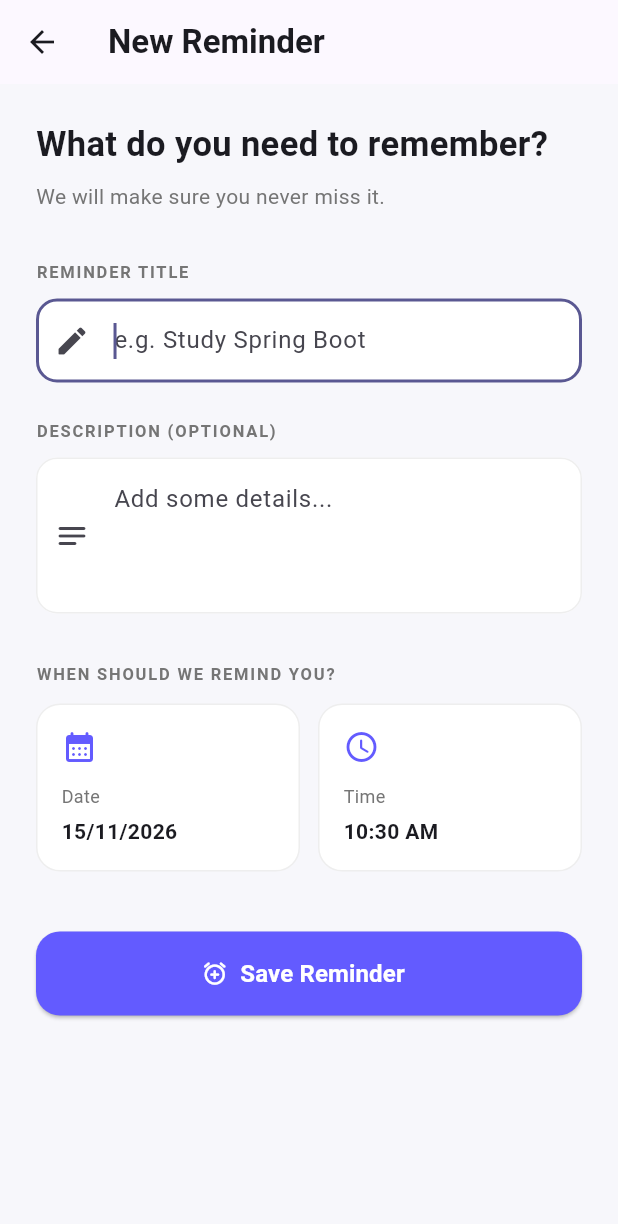
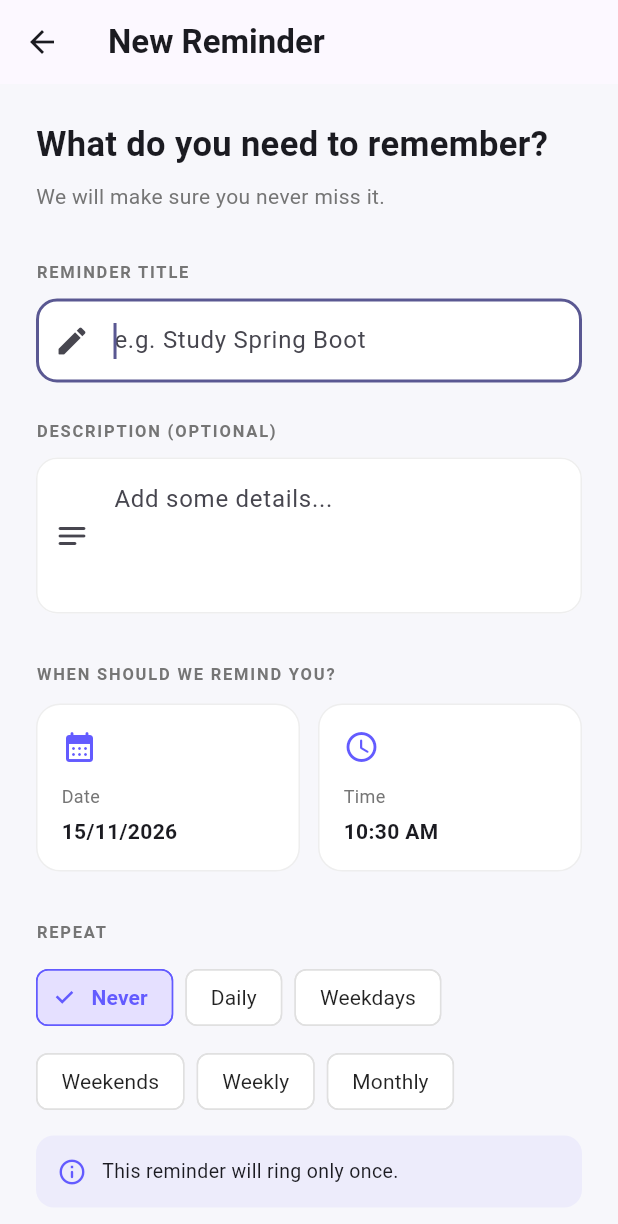
Before and after one commit to yashwanthN24/FlutterAppDevelopment, a Flutter app: the AddReminderPage screen opened directly, on a phone screen of 412 x 824 dp. Shown: the top 1224 px of the screen. Run offline on Flutter 3.47's test engine with Material 3 defaults, Android fonts, the phone set to English and light mode, and no system bars; our stand-ins replace flutter_riverpod, google_fonts, permission_handler, shared_preferences, transparent_image; missing offline and left inert: alarm; accounts and stored records are empty.

Commit message:
Added recurring remainder and alaram works even if app closed and calendar dates are also handeled well final v1 ready to release

```diff
--- a/never_miss_alerts/lib/features/reminders/data/models/remainder.dart
+++ b/never_miss_alerts/lib/features/reminders/data/models/remainder.dart
@@ -1,3 +1,4 @@
+enum ReminderRepeat { none, daily, weekdays, weekends, weekly, monthly }
 
 class Reminder {
   final int id;
@@ -5,6 +6,9 @@ class Reminder {
   final String description;
   final DateTime scheduledAt;
   final bool isCompleted;
+  final ReminderRepeat repeat;
+  final int? repeatWeekday;
+  final int? repeatDayOfMonth;
 
   const Reminder({
     required this.id,
@@ -12,6 +16,9 @@ class Reminder {
     required this.description,
     required this.scheduledAt,
     this.isCompleted = false,
+    this.repeat = ReminderRepeat.none,
+    this.repeatWeekday,
+    this.repeatDayOfMonth,
   });
 
   Reminder copyWith({
@@ -19,6 +26,9 @@ class Reminder {
     String? description,
     DateTime? scheduledAt,
     bool? isCompleted,
+    ReminderRepeat? repeat,
+    int? repeatWeekday,
+    int? repeatDayOfMonth,
   }) {
     return Reminder(
       id: id,
@@ -26,6 +36,9 @@ class Reminder {
       description: description ?? this.description,
       scheduledAt: scheduledAt ?? this.scheduledAt,
       isCompleted: isCompleted ?? this.isCompleted,
+      repeat: repeat ?? this.repeat,
+      repeatWeekday: repeatWeekday ?? this.repeatWeekday,
+      repeatDayOfMonth: repeatDayOfMonth ?? this.repeatDayOfMonth,
     );
   }
 
@@ -36,16 +49,31 @@ class Reminder {
       'description': description,
       'scheduledAt': scheduledAt.toIso8601String(),
       'isCompleted': isCompleted,
+      'repeat': repeat.name,
+      'repeatWeekday': repeatWeekday,
+      'repeatDayOfMonth': repeatDayOfMonth,
     };
   }
 
   factory Reminder.fromJson(Map<String, dynamic> json) {
+    final repeatName = json['repeat'] as String?;
+
+    final repeat = ReminderRepeat.values.firstWhere(
+      (value) => value.name == repeatName,
+      orElse: () => ReminderRepeat.none,
+    );
+
+    final scheduledAt = DateTime.parse(json['scheduledAt'] as String);
+
     return Reminder(
       id: json['id'] as int,
       title: json['title'] as String,
       description: json['description'] as String,
-      scheduledAt: DateTime.parse(json['scheduledAt'] as String),
+      scheduledAt: scheduledAt,
       isCompleted: json['isCompleted'] as bool? ?? false,
+      repeat: repeat,
+      repeatWeekday: json['repeatWeekday'] as int?,
+      repeatDayOfMonth: json['repeatDayOfMonth'] as int? ?? scheduledAt.day,
     );
   }
 }
--- a/never_miss_alerts/lib/features/reminders/presentation/pages/add_reminder_page.dart
+++ b/never_miss_alerts/lib/features/reminders/presentation/pages/add_reminder_page.dart
@@ -16,6 +16,10 @@ class _AddReminderPageState extends State<AddReminderPage> {
   DateTime _selectedDate = DateTime.now();
   TimeOfDay _selectedTime = TimeOfDay.now();
 
+  ReminderRepeat _selectedRepeat = ReminderRepeat.none;
+
+  static const Color primaryColor = Color(0xFF635BFF);
+
   @override
   void dispose() {
     _titleController.dispose();
@@ -26,7 +30,9 @@ class _AddReminderPageState extends State<AddReminderPage> {
   Future<void> _pickDate() async {
     final date = await showDatePicker(
       context: context,
-      initialDate: _selectedDate,
+      initialDate: _selectedDate.isBefore(DateTime.now())
+          ? DateTime.now()
+          : _selectedDate,
       firstDate: DateTime.now(),
       lastDate: DateTime(2100),
     );
@@ -73,6 +79,13 @@ class _AddReminderPageState extends State<AddReminderPage> {
       title: title,
       description: _descriptionController.text.trim(),
       scheduledAt: scheduledAt,
+      repeat: _selectedRepeat,
+      repeatWeekday: _selectedRepeat == ReminderRepeat.weekly
+          ? scheduledAt.weekday
+          : null,
+      repeatDayOfMonth: _selectedRepeat == ReminderRepeat.monthly
+          ? scheduledAt.day
+          : null,
     );
 
     Navigator.pop(context, reminder);
@@ -81,6 +94,54 @@ class _AddReminderPageState extends State<AddReminderPage> {
   void _showError(String message) {
     ScaffoldMessenger.of(context)
         .showSnackBar(SnackBar(content: Text(message)));
+  }
+
+  String _repeatDescription() {
+    switch (_selectedRepeat) {
+      case ReminderRepeat.none:
+        return 'This reminder will ring only once.';
+      case ReminderRepeat.daily:
+        return 'Repeats every day at the selected time.';
+      case ReminderRepeat.weekdays:
+        return 'Repeats Monday through Friday.';
+      case ReminderRepeat.weekends:
+        return 'Repeats every Saturday and Sunday.';
+      case ReminderRepeat.weekly:
+        return 'Repeats every ${_weekdayName(_selectedDate.weekday)}.';
+      case ReminderRepeat.monthly:
+        return 'Repeats on day ${_selectedDate.day} of each month.';
+    }
+  }
+
+  String _weekdayName(int weekday) {
+    const days = [
+      'Monday',
+      'Tuesday',
+      'Wednesday',
+      'Thursday',
+      'Friday',
+      'Saturday',
+      'Sunday',
+    ];
+
+    return days[weekday - 1];
+  }
+
+  String _repeatLabel(ReminderRepeat repeat) {
+    switch (repeat) {
+      case ReminderRepeat.none:
+        return 'Never';
+      case ReminderRepeat.daily:
+        return 'Daily';
+      case ReminderRepeat.weekdays:
+        return 'Weekdays';
+      case ReminderRepeat.weekends:
+        return 'Weekends';
+      case ReminderRepeat.weekly:
+        return 'Weekly';
+      case ReminderRepeat.monthly:
+        return 'Monthly';
+    }
   }
 
   @override
@@ -101,19 +162,15 @@ class _AddReminderPageState extends State<AddReminderPage> {
               'What do you need to remember?',
               style: TextStyle(fontSize: 23, fontWeight: FontWeight.bold),
             ),
-
             const SizedBox(height: 8),
-
             Text(
               'We will make sure you never miss it.',
               style: TextStyle(color: Colors.grey.shade600),
             ),
-
             const SizedBox(height: 32),
 
             _sectionLabel('REMINDER TITLE'),
             const SizedBox(height: 10),
-
             TextField(
               controller: _titleController,
               autofocus: true,
@@ -127,7 +184,6 @@ class _AddReminderPageState extends State<AddReminderPage> {
 
             _sectionLabel('DESCRIPTION (OPTIONAL)'),
             const SizedBox(height: 10),
-
             TextField(
               controller: _descriptionController,
               maxLines: 3,
@@ -165,6 +221,65 @@ class _AddReminderPageState extends State<AddReminderPage> {
               ],
             ),
 
+            const SizedBox(height: 32),
+
+            _sectionLabel('REPEAT'),
+            const SizedBox(height: 12),
+
+            Wrap(
+              spacing: 8,
+              runSpacing: 8,
+              children: ReminderRepeat.values.map((repeat) {
+                final selected = _selectedRepeat == repeat;
+
+                return ChoiceChip(
+                  label: Text(_repeatLabel(repeat)),
+                  selected: selected,
+                  onSelected: (_) {
+                    setState(() => _selectedRepeat = repeat);
+                  },
+                  selectedColor: primaryColor.withValues(alpha: 0.15),
+                  checkmarkColor: primaryColor,
+                  labelStyle: TextStyle(
+                    color: selected ? primaryColor : Colors.black87,
+                    fontWeight: selected ? FontWeight.bold : FontWeight.normal,
+                  ),
+                  side: BorderSide(
+                    color: selected ? primaryColor : Colors.grey.shade300,
+                  ),
+                  backgroundColor: Colors.white,
+                );
+              }).toList(),
+            ),
+
+            const SizedBox(height: 12),
+
+            Container(
+              width: double.infinity,
+              padding: const EdgeInsets.all(14),
+              decoration: BoxDecoration(
+                color: primaryColor.withValues(alpha: 0.07),
+                borderRadius: BorderRadius.circular(12),
+              ),
+              child: Row(
+                crossAxisAlignment: CrossAxisAlignment.start,
+                children: [
+                  const Icon(
+                    Icons.info_outline_rounded,
+                    color: primaryColor,
+                    size: 20,
+                  ),
+                  const SizedBox(width: 10),
+                  Expanded(
+                    child: Text(
+                      _repeatDescription(),
+                      style: const TextStyle(fontSize: 13),
+                    ),
+                  ),
+                ],
+              ),
+            ),
+
             const SizedBox(height: 40),
 
             SizedBox(
@@ -178,7 +293,7 @@ class _AddReminderPageState extends State<AddReminderPage> {
                   style: TextStyle(fontSize: 16, fontWeight: FontWeight.bold),
                 ),
                 style: ElevatedButton.styleFrom(
-                  backgroundColor: const Color(0xFF635BFF),
+                  backgroundColor: primaryColor,
                   foregroundColor: Colors.white,
                   shape: RoundedRectangleBorder(
                     borderRadius: BorderRadius.circular(16),
@@ -240,7 +355,7 @@ class _AddReminderPageState extends State<AddReminderPage> {
         child: Column(
           crossAxisAlignment: CrossAxisAlignment.start,
           children: [
-            Icon(icon, color: const Color(0xFF635BFF)),
+            Icon(icon, color: primaryColor),
             const SizedBox(height: 12),
             Text(
               label,
```
Also changed, not shown: never_miss_alerts/lib/features/reminders/data/services/remainder_service.dart (+117 -10 lines).
